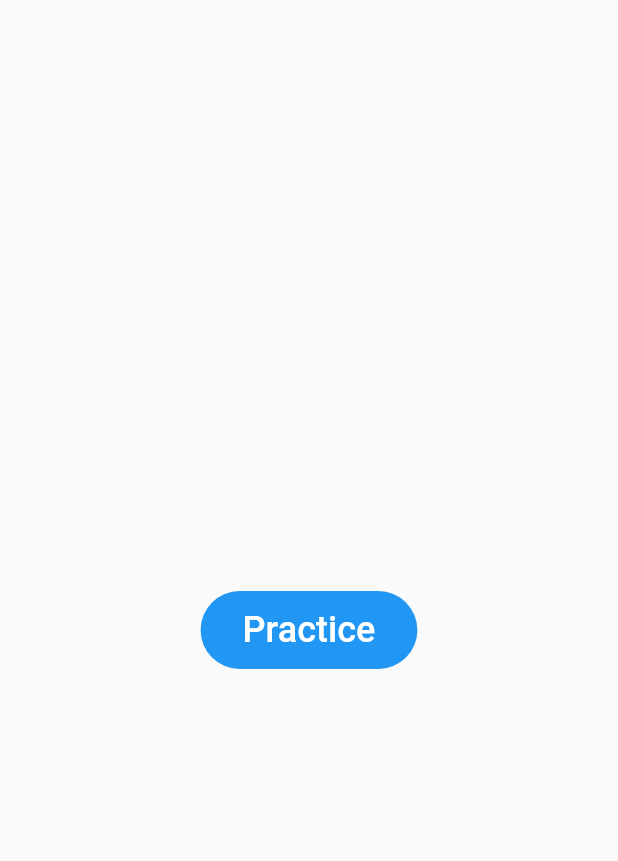
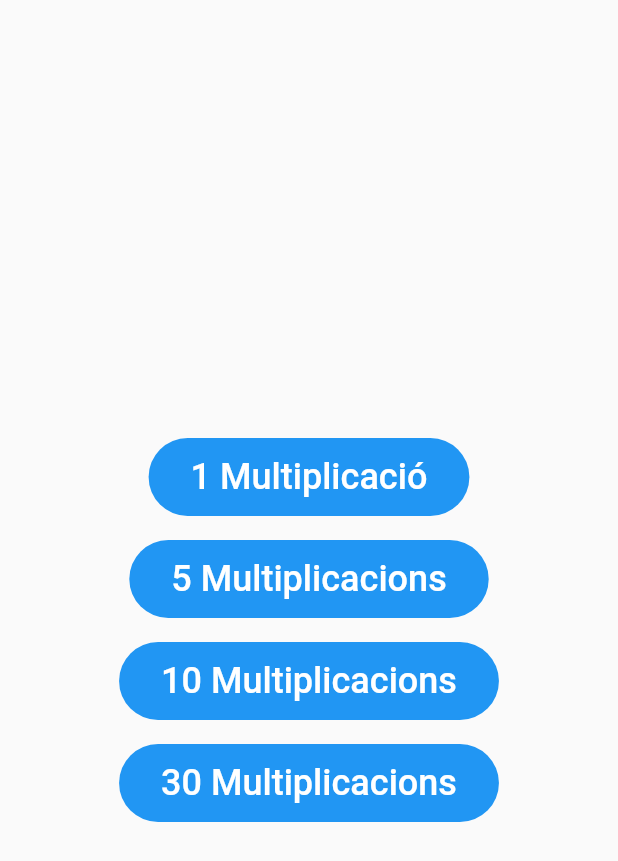
Before and after one commit to pauek/TablasMultiplicar, a Flutter app: the screen it shows after launch, on a phone screen of 412 x 824 dp. Shown: the top 861 px of the screen. Run offline on Flutter 3.47's test engine with Material 2 defaults, Android fonts, the phone set to English and light mode, and no system bars.

Commit message:
Controlamos el número de multiplicaciones desde el main

```diff
--- a/lib/main.dart
+++ b/lib/main.dart
@@ -19,7 +19,7 @@ class MyApp extends StatelessWidget {
   @override
   Widget build(BuildContext context) {
     return SessionContainer(
-      session: PracticeSession(multiplications: 1),
+      session: PracticeSession(),
       child: MaterialApp(
         title: 'Multiplicacions',
         routes: routes,
--- a/lib/menu_page.dart
+++ b/lib/menu_page.dart
@@ -7,15 +7,34 @@ class MenuPage extends StatelessWidget {
   Widget build(BuildContext context) {
     return Scaffold(
       body: Center(
-        child: ColoredButton(
-          text: 'Practice',
-          onPressed: () {
-            SessionState session = SessionContainer.of(context);
-            session.reset();
-            Navigator.of(context).pushNamed('/practice');
-          },
+        child: Column(
+          mainAxisAlignment: MainAxisAlignment.center,
+          children: <Widget>[
+            MenuButton(1),
+            MenuButton(5),
+            MenuButton(10),
+            MenuButton(30),
+          ],
         ),
       ),
     );
   }
 }
+
+class MenuButton extends StatelessWidget {
+  final int mults;
+
+  MenuButton(this.mults);
+
+  @override
+  Widget build(BuildContext context) {
+    return ColoredButton(
+      text: '$mults ${mults > 1 ? 'Multiplicacions' : 'Multiplicació'}',
+      onPressed: () {
+        SessionState session = SessionContainer.of(context);
+        session.reset(mults);
+        Navigator.of(context).pushNamed('/practice');
+      },
+    );
+  }
+}
--- a/lib/model.dart
+++ b/lib/model.dart
@@ -6,23 +6,19 @@ class Multiplication {
 }
 
 class PracticeSession extends ChangeNotifier {
-  int _target;
+  int _target = 0;
   DateTime _start, _end;
   Duration _duration;
   int _correct, _wrong, _total;
 
   List<Multiplication> _list = [];
 
-  PracticeSession({ int multiplications = 30 }) {
-    _target = multiplications;
-    reset();
-  }
-
-  void reset() {
+  void reset(int mults) {
     _correct = 0;
     _wrong = 0;
     _total = 0;
     _start = DateTime.now();
+    _target = mults;
     _generate();
   }
 
@@ -39,6 +35,7 @@ class PracticeSession extends ChangeNotifier {
   int get correct => _correct;
   int get wrong => _wrong;
   int get total => _total;
+  int get target => _target;
   double get totalSeconds => _duration.inMilliseconds.toDouble() / 1000.0;
 
   void incrementCorrect({int amount = 1}) {
--- a/lib/results_page.dart
+++ b/lib/results_page.dart
@@ -22,10 +22,10 @@ class ResultsPage extends StatelessWidget {
                 ),
               ),
               ColoredButton(
-                text: 'Repeteix',
+                text: 'Una altra vegada',
                 color: Colors.green,
                 onPressed: () {
-                  session.reset();
+                  session.reset(session.target);
                   Navigator.of(context).popAndPushNamed('/practice');
                 },
               ),
--- a/lib/session_container.dart
+++ b/lib/session_container.dart
@@ -41,10 +41,9 @@ class SessionState extends State<SessionContainer> {
   initState() {
     super.initState();
     _session = widget.session;
-    _multiplication = _session.next();
-    _answer = '';
   }
 
+  int get target => _session.target;
   int get correct => _session.correct;
   int get wrong => _session.wrong;
 
@@ -79,9 +78,9 @@ class SessionState extends State<SessionContainer> {
     setState(() => _answer = '');
   }
 
-  reset() {
+  reset(int mults) {
     setState(() {
-      _session.reset();
+      _session.reset(mults);
       _multiplication = _session.next();
       _answer = '';
     });
```
